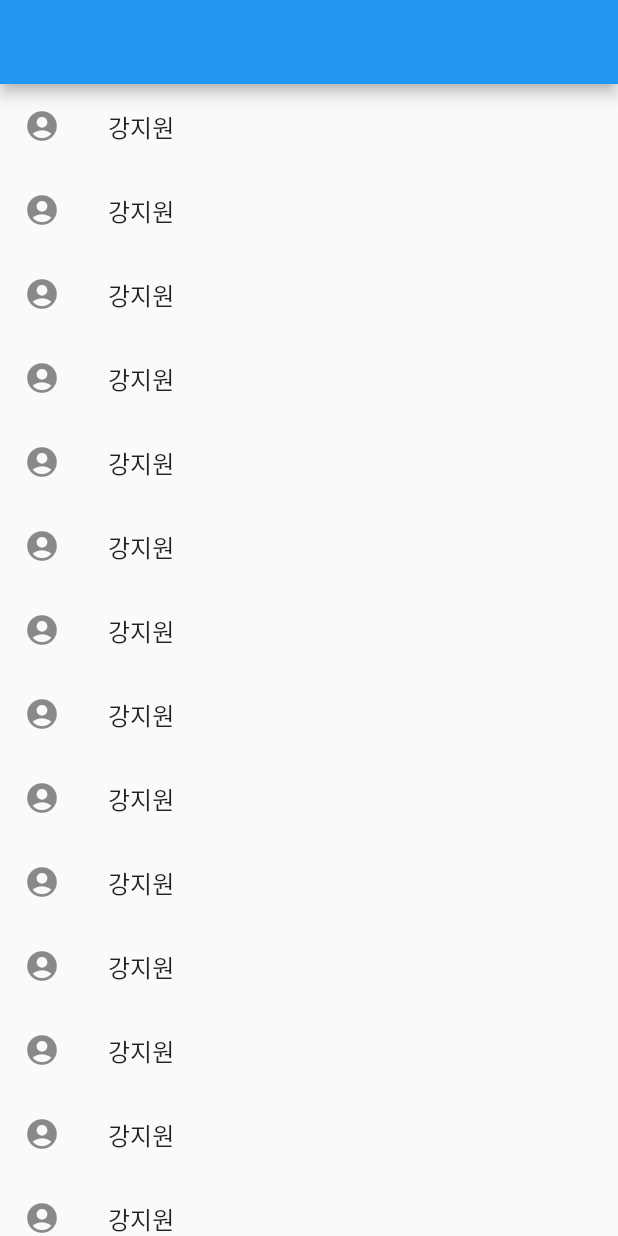
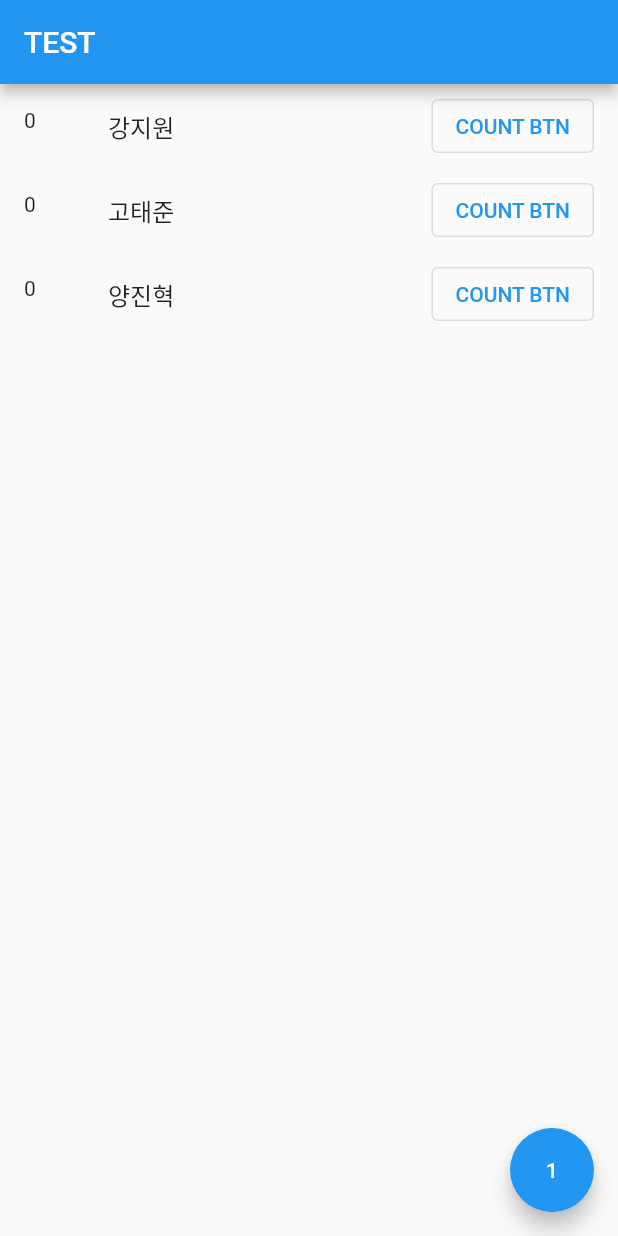
Before and after one commit to betterplaywon/flutter_practice, a Flutter app: the screen it shows after launch, on a phone screen of 412 x 824 dp. Run offline on Flutter 3.47's test engine with Material 2 defaults, Android fonts, the phone set to English and light mode, and no system bars.

```diff
--- a/lib/main.dart
+++ b/lib/main.dart
@@ -1,27 +1,52 @@
-import 'dart:html';
-
 import 'package:flutter/cupertino.dart';
 import 'package:flutter/material.dart';
 
 void main() {
   //앱 구동 시작 명령어
-  runApp(const MyApp());
+  runApp(MyApp());
 }
 
-class MyApp extends StatelessWidget {
-  const MyApp({Key? key}) : super(key: key);
+class MyApp extends StatefulWidget {
+  MyApp({Key? key}) : super(key: key);
+
+  @override
+  State<MyApp> createState() => _MyAppState();
+}
+
+class _MyAppState extends State<MyApp>{
+  var a = 1;
+  var name = ['강지원','고태준','양진혁'];
+  var count = [0,0,0];
 
   @override
   Widget build(BuildContext context) {
     return MaterialApp(
       home: Scaffold(
-      appBar: AppBar(),
+        floatingActionButton: FloatingActionButton(
+          child: Text(a.toString()),
+          onPressed: () {
+          setState(() {
+            a++;
+          });
+          },
+        ),
+      appBar: AppBar(
+        title: Text('TEST'),
+      ),
         body:ListView.builder(
-          itemCount: 30,
-        itemBuilder: (context,index){
+          itemCount: 3,
+        itemBuilder: (context,i){
           return ListTile(
-            leading: Icon(Icons.account_circle),
-            title: Text('강지원'),
+            leading: Text(count[i].toString()),
+            title: Text(name[i]),
+            trailing: OutlinedButton(
+              onPressed: (){
+                setState(() {
+                  count[i]++;
+                });
+              },
+              child: Text('COUNT BTN'),
+            ),
           );
         },
               ),
```
